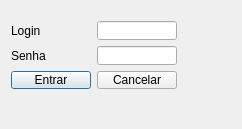
Before: the Qt Designer form login.ui in brunosr1985/TCC_NayBru, drawn with Qt 5.
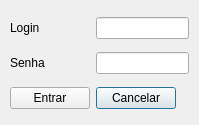
After: the same form once the commit is applied.

What changed in the file:
```diff
--- a/login.ui
+++ b/login.ui
@@ -6,59 +6,102 @@
    <rect>
     <x>0</x>
     <y>0</y>
-    <width>242</width>
-    <height>129</height>
+    <width>199</width>
+    <height>125</height>
    </rect>
   </property>
+  <property name="sizePolicy">
+   <sizepolicy hsizetype="Preferred" vsizetype="Preferred">
+    <horstretch>0</horstretch>
+    <verstretch>0</verstretch>
+   </sizepolicy>
+  </property>
   <property name="minimumSize">
    <size>
-    <width>242</width>
-    <height>129</height>
+    <width>199</width>
+    <height>125</height>
+   </size>
+  </property>
+  <property name="maximumSize">
+   <size>
+    <width>16777215</width>
+    <height>16777215</height>
    </size>
   </property>
   <property name="windowTitle">
    <string>Kaizen Birth Edition</string>
   </property>
-  <widget class="QWidget" name="">
+  <widget class="QWidget" name="layoutWidget">
    <property name="geometry">
     <rect>
-     <x>11</x>
-     <y>21</y>
-     <width>166</width>
-     <height>68</height>
+     <x>10</x>
+     <y>10</y>
+     <width>179</width>
+     <height>106</height>
     </rect>
    </property>
    <layout class="QGridLayout" name="gridLayout">
-    <item row="0" column="0">
-     <widget class="QLabel" name="label">
-      <property name="text">
-       <string>Login</string>
-      </property>
-     </widget>
-    </item>
-    <item row="0" column="1">
-     <widget class="QLineEdit" name="nomeUsuario"/>
-    </item>
-    <item row="1" column="0">
-     <widget class="QLabel" name="label_2">
-      <property name="text">
-       <string>Senha</string>
-      </property>
-     </widget>
-    </item>
     <item row="1" column="1">
      <widget class="QLineEdit" name="senhaUsuario">
+      <property name="minimumSize">
+       <size>
+        <width>91</width>
+        <height>22</height>
+       </size>
+      </property>
       <property name="echoMode">
        <enum>QLineEdit::Password</enum>
       </property>
      </widget>
     </item>
+    <item row="0" column="1">
+     <widget class="QLineEdit" name="nomeUsuario">
+      <property name="minimumSize">
+       <size>
+        <width>91</width>
+        <height>22</height>
+       </size>
+      </property>
+     </widget>
+    </item>
+    <item row="1" column="0">
+     <widget class="QLabel" name="label_2">
+      <property name="minimumSize">
+       <size>
+        <width>80</width>
+        <height>22</height>
+       </size>
+      </property>
+      <property name="text">
+       <string>Senha</string>
+      </property>
+     </widget>
+    </item>
+    <item row="2" column="1">
+     <widget class="QPushButton" name="botaoNaoLoga">
+      <property name="sizePolicy">
+       <sizepolicy hsizetype="Fixed" vsizetype="Fixed">
+        <horstretch>0</horstretch>
+        <verstretch>0</verstretch>
+       </sizepolicy>
+      </property>
+      <property name="minimumSize">
+       <size>
+        <width>80</width>
+        <height>20</height>
+       </size>
+      </property>
+      <property name="text">
+       <string>Cancelar</string>
+      </property>
+     </widget>
+    </item>
     <item row="2" column="0">
      <widget class="QPushButton" name="botaoLogar">
       <property name="minimumSize">
        <size>
         <width>80</width>
-        <height>14</height>
+        <height>20</height>
        </size>
       </property>
       <property name="focusPolicy">
@@ -69,10 +112,16 @@
       </property>
      </widget>
     </item>
-    <item row="2" column="1">
-     <widget class="QPushButton" name="botaoNaoLoga">
+    <item row="0" column="0">
+     <widget class="QLabel" name="label">
+      <property name="minimumSize">
+       <size>
+        <width>80</width>
+        <height>22</height>
+       </size>
+      </property>
       <property name="text">
-       <string>Cancelar</string>
+       <string>Login</string>
       </property>
      </widget>
     </item>
```
